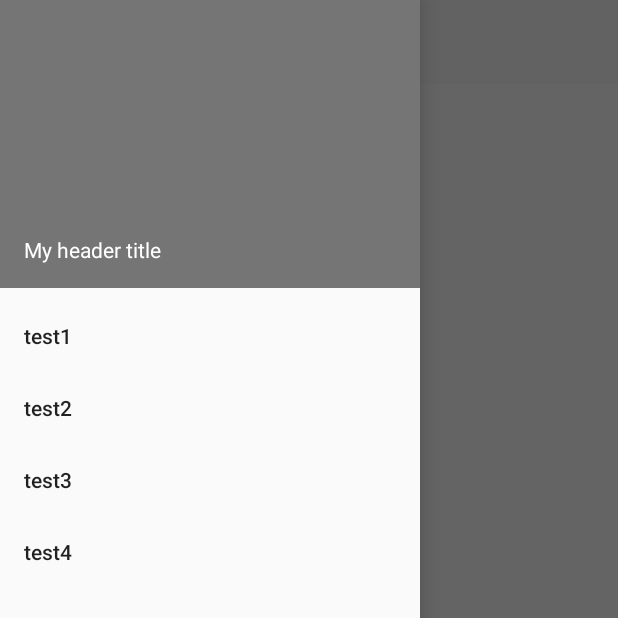
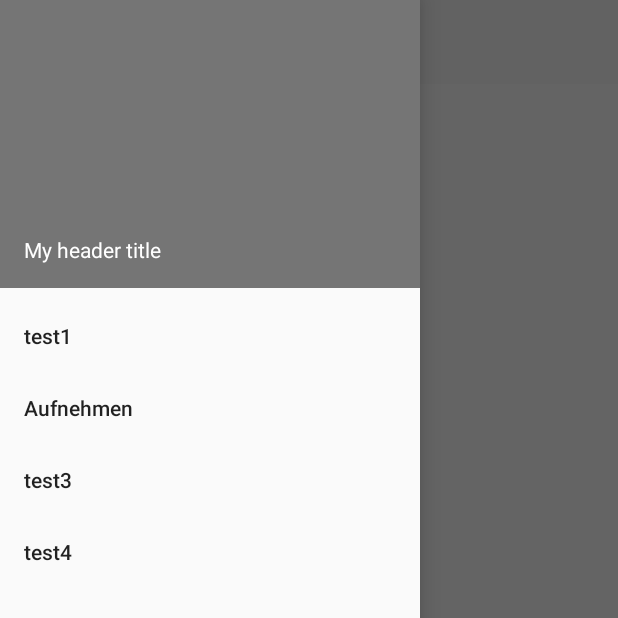
Before and after one commit to ETS-Android3/trackcat-android, an Android app: the screen it shows after launch (MainActivity), with the side drawer open, on a phone screen of 412 x 824 dp, the top half of it. Run offline under Robolectric (Android 15) with nearby library versions, the light colour scheme and no system bars.

Commit message:
Einbau der OSM und anpassen des Menus
Das Menu wurde angepasst und OSM unter dem Menupunkt Aufzeichnen eingefügt. OSM wird als Fragment eingepasst. GPS wird aufgezeichnet und in die OSM eingezeichnet. Laufzeit, total Zeit, Durchnitt KMH und gesamt KM werden berechnet.

```diff
--- a/GoTrack/app/build.gradle
+++ b/GoTrack/app/build.gradle
@@ -29,4 +29,6 @@ dependencies {
     implementation 'com.android.support:appcompat-v7:28.0.0'
     implementation 'com.android.support:design:28.0.0'
 
+    implementation 'org.osmdroid:osmdroid-android:6.0.2'
+
 }
--- a/GoTrack/app/src/main/AndroidManifest.xml
+++ b/GoTrack/app/src/main/AndroidManifest.xml
@@ -2,8 +2,9 @@
 <manifest xmlns:android="http://schemas.android.com/apk/res/android"
     package="com.example.finnl.gotrack">
     <uses-permission android:name="android.permission.ACCESS_FINE_LOCATION" />
+    <uses-permission android:name="android.permission.INTERNET" />
+    <uses-permission android:name="android.permission.WRITE_EXTERNAL_STORAGE" />
 
-    <uses-feature android:name="android.hardware.location.gps" />
     <application
         android:allowBackup="true"
         android:icon="@mipmap/ic_launcher"
--- a/GoTrack/app/src/main/java/com/example/finnl/gotrack/MainActivity.java
+++ b/GoTrack/app/src/main/java/com/example/finnl/gotrack/MainActivity.java
@@ -1,5 +1,6 @@
 package com.example.finnl.gotrack;
 
+import android.app.FragmentTransaction;
 import android.location.Location;
 import android.os.Handler;
 import android.support.design.widget.NavigationView;
@@ -11,7 +12,7 @@ import android.os.Bundle;
 import android.view.MenuItem;
 import android.view.View;
 
-import com.example.finnl.gotrack.Recording.Locator;
+import com.example.finnl.gotrack.Recording.RecordFragment;
 import com.example.finnl.gotrack.Recording.Timer;
 import com.example.finnl.gotrack.Statistics.KmCounter;
 import com.example.finnl.gotrack.Statistics.KmhAverager;
@@ -26,8 +27,12 @@ public class MainActivity extends AppCompatActivity {
     private Timer rideTimer;
     private KmhAverager kmhAverager;
 
+    private static MainActivity instance;
+    public static Handler handler;
 
-    public static Handler handler;
+    public static MainActivity getInstance() {
+        return instance;
+    }
 
     @Override
     protected void onCreate(Bundle savedInstanceState) {
@@ -49,13 +54,12 @@ public class MainActivity extends AppCompatActivity {
         //##########################################################################################
 
 
-
-
-
         //------------------------------------------------------------------------------------------
         //------------------------------------------------------------------------------------layout
         super.onCreate(savedInstanceState);
         setContentView(R.layout.activity_main);
+
+        instance = this;
 
         mDrawerLayout = findViewById(R.id.drawer_layout);
 
@@ -71,6 +75,23 @@ public class MainActivity extends AppCompatActivity {
 
                         // Add code here to update the UI based on the item selected
                         // For example, swap UI fragments here
+
+                        switch (menuItem.getItemId()) {
+                            case R.id.record:
+
+                                if (getFragmentManager().findFragmentByTag("RECORD") == null) {
+                                    FragmentTransaction fragTransaction = getFragmentManager().beginTransaction();
+
+
+                                    fragTransaction.replace(R.id.mainFrame, new RecordFragment(), "RECORD");
+                                    fragTransaction.commit();
+                                    return true;
+
+                                }
+                                break;
+
+
+                        }
 
                         return true;
                     }
@@ -111,22 +132,8 @@ public class MainActivity extends AppCompatActivity {
 
 
 
+    }
 
-        // start Locator
-        new Locator(this);
-
-        kmCounter = new KmCounter(this);
-
-        // timer
-        timer = new Timer(this, 0);
-
-        // ride Time if kmh > 0
-        rideTimer = new Timer(this, 1);
-
-        // average Kmh
-        kmhAverager = new KmhAverager(this, kmCounter, timer, 1);
-
-    }
     //##############################################################################################
     //----------------------------------------------------------------------------------------layout
     @Override
@@ -135,12 +142,14 @@ public class MainActivity extends AppCompatActivity {
             case android.R.id.home:
                 mDrawerLayout.openDrawer(GravityCompat.START);
                 return true;
+
+
         }
         return super.onOptionsItemSelected(item);
     }
-    //##############################################################################################
 
 
+    //##############################################################################################
 
 
     // get Location Update in this class
@@ -163,9 +172,6 @@ public class MainActivity extends AppCompatActivity {
         kmhAverager.calcAvgSpeed();
 
 
-
-
-
     }
     //##############################################################################################
 
--- a/GoTrack/app/src/main/java/com/example/finnl/gotrack/Recording/Locator.java
+++ b/GoTrack/app/src/main/java/com/example/finnl/gotrack/Recording/Locator.java
@@ -14,12 +14,14 @@ import com.example.finnl.gotrack.MainActivity;
 public class Locator {
 
     private MainActivity creator;
+    private RecordFragment parent;
 
     // gps Listener
     private LocationManager locationManager;
     private LocationListener locationListener;
 
-    public Locator(MainActivity creator) {
+    public Locator(MainActivity creator, RecordFragment parent) {
+        this.parent = parent;
         this.creator = creator;
         locate();
     }
@@ -34,7 +36,7 @@ public class Locator {
             public void onLocationChanged(Location location) {
                 // Called when a new location is found by the network location provider.
 
-                creator.updateLocation(location);
+                parent.updateLocation(location);
             }
 
 
--- a/GoTrack/app/src/main/res/layout/activity_main.xml
+++ b/GoTrack/app/src/main/res/layout/activity_main.xml
@@ -6,6 +6,9 @@
     android:layout_height="match_parent"
     android:fitsSystemWindows="true">
 
+    <FrameLayout
+        android:layout_width="match_parent"
+        android:layout_height="match_parent">
         <!-- Layout to contain contents of main body of screen (drawer will slide over this) -->
         <LinearLayout
             android:layout_width="match_parent"
@@ -22,8 +25,10 @@
 
 
             <FrameLayout
+                android:id="@+id/mainFrame"
                 android:layout_width="match_parent"
                 android:layout_height="0dp"
+                android:layout_marginBottom="8dp"
                 android:layout_weight="1">
 
             </FrameLayout>
@@ -61,7 +66,7 @@
 
 
         </LinearLayout>
-
+    </FrameLayout>
     <!-- Container for contents of drawer - use NavigationView to make configuration easier -->
     <android.support.design.widget.NavigationView
         android:id="@+id/nav_view"
--- a/GoTrack/app/src/main/res/menu/drawer_view.xml
+++ b/GoTrack/app/src/main/res/menu/drawer_view.xml
@@ -6,8 +6,8 @@
             android:title="test1"
           />
         <item
-            android:id="@+id/nav_gallery"
-            android:title="test2"
+            android:id="@+id/record"
+            android:title="Aufnehmen"
 
             />
      <item
```
Also changed, not shown: GoTrack/app/src/main/java/com/example/finnl/gotrack/Recording/RecordFragment.java (added, +139 -0 lines), GoTrack/app/src/main/res/layout/record_fragment.xml (added, +17 -0 lines). Lines whose indentation alone changed are shown as unchanged.
